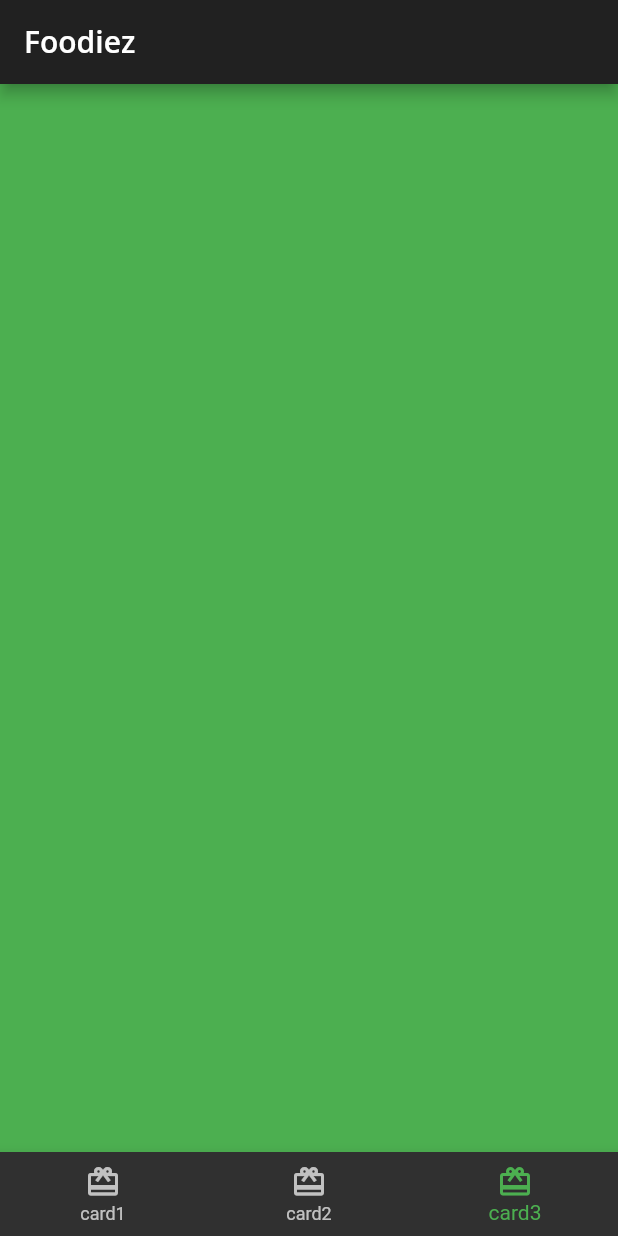
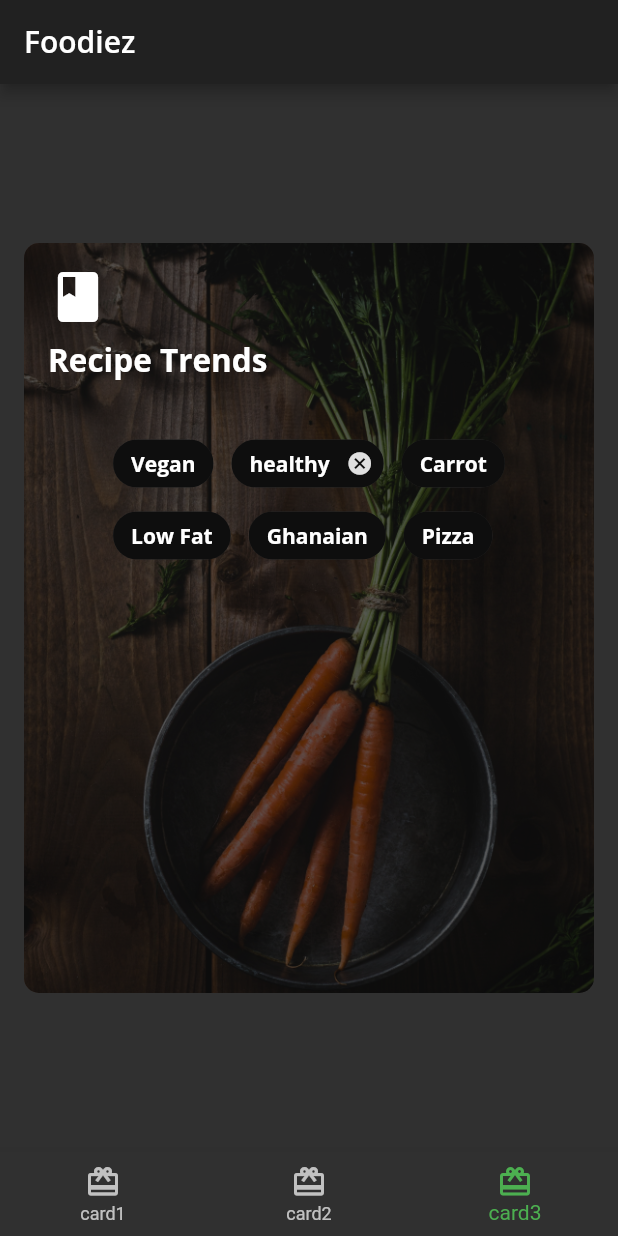
Before and after one commit to JerryAgbesi/Flutter_mini_projects, a Flutter app: the screen it shows after launch, item 3 of the bottom bar chosen, on a phone screen of 412 x 824 dp. Run offline on Flutter 3.47's test engine with Material 2 defaults, Android fonts, the light colour scheme and no system bars; our stand-ins replace google_fonts.

Commit message:
added all cards

```diff
--- a/recipez/lib/home.dart
+++ b/recipez/lib/home.dart
@@ -16,9 +16,7 @@ class _HomeState extends State<Home> {
   static List<Widget> pages = [
     const Card1(),
    const Card2(),
-    Container(
-      color: Colors.green,
-    ),
+   const Card3(),
   ];
 
   void _selected(int index) {
--- /dev/null
+++ b/recipez/lib/pages/card3.dart
@@ -0,0 +1,105 @@
+import 'package:flutter/material.dart';
+import 'package:recipez/recipez_theme.dart';
+
+class Card3 extends StatelessWidget {
+  const Card3({Key? key}) : super(key: key);
+
+  @override
+  Widget build(BuildContext context) {
+    return Center(
+      child: Container(
+        constraints: const BoxConstraints.expand(width: 400, height: 500),
+        margin: const EdgeInsets.all(16),
+        decoration: const BoxDecoration(
+          borderRadius: BorderRadius.all(Radius.circular(10)),
+          image: DecorationImage(
+              fit: BoxFit.cover, image: AssetImage('assets/mag2.png')),
+        ),
+        child: Stack(
+          children: [
+            Container(
+              decoration: BoxDecoration(
+                  color: Colors.black.withOpacity(0.6),
+                  borderRadius: const BorderRadius.all(
+                    Radius.circular(10),
+                  )),
+            ),
+            Padding(
+              padding: const EdgeInsets.all(16),
+              child: Column(
+                crossAxisAlignment: CrossAxisAlignment.start,
+                children: [
+                  const Icon(
+                    Icons.book,
+                    size: 40,
+                  ),
+                  const SizedBox(
+                    height: 8.0,
+                  ),
+                  Text(
+                    'Recipe Trends',
+                    style: RecipezTheme.darkTextTheme.headline2,
+                  ),
+                  const SizedBox(
+                    height: 30,
+                  ),
+                  Center(
+                    child: Wrap(
+                      alignment: WrapAlignment.start,
+                      spacing: 12.0,
+                      children: [
+                        Chip(
+                          label: Text(
+                            'Vegan',
+                            style: RecipezTheme.darkTextTheme.bodyText1,
+                          ),
+                          backgroundColor: Colors.black.withOpacity(0.7),
+                        ),
+                        Chip(
+                          label: Text(
+                            'healthy',
+                            style: RecipezTheme.darkTextTheme.bodyText1,
+                          ),
+                          backgroundColor: Colors.black.withOpacity(0.7),
+                          onDeleted: () => print('delete'),
+                        ),
+                        Chip(
+                          label: Text(
+                            'Carrot',
+                            style: RecipezTheme.darkTextTheme.bodyText1,
+                          ),
+                          backgroundColor: Colors.black.withOpacity(0.7),
+                        ),
+                        Chip(
+                          label: Text(
+                            'Low Fat',
+                            style: RecipezTheme.darkTextTheme.bodyText1,
+                          ),
+                          backgroundColor: Colors.black.withOpacity(0.7),
+                        ),
+                        Chip(
+                          label: Text(
+                            'Ghanaian',
+                            style: RecipezTheme.darkTextTheme.bodyText1,
+                          ),
+                          backgroundColor: Colors.black.withOpacity(0.7),
+                        ),
+                        Chip(
+                          label: Text(
+                            'Pizza',
+                            style: RecipezTheme.darkTextTheme.bodyText1,
+                          ),
+                          backgroundColor: Colors.black.withOpacity(0.7),
+                        ),
+                      ],
+                    ),
+                  )
+                ],
+              ),
+            ),
+          ],
+        ),
+      ),
+    );
+  }
+}
--- a/recipez/lib/pages/pages.dart
+++ b/recipez/lib/pages/pages.dart
@@ -1,2 +1,3 @@
 export 'card1.dart';
 export 'card2.dart';
+export 'card3.dart';
```
Also changed, not shown: recipez/lib/pages/card2.dart (+21 -7 lines), recipez/lib/widgets/AuthorCard.dart (+25 -17 lines).
